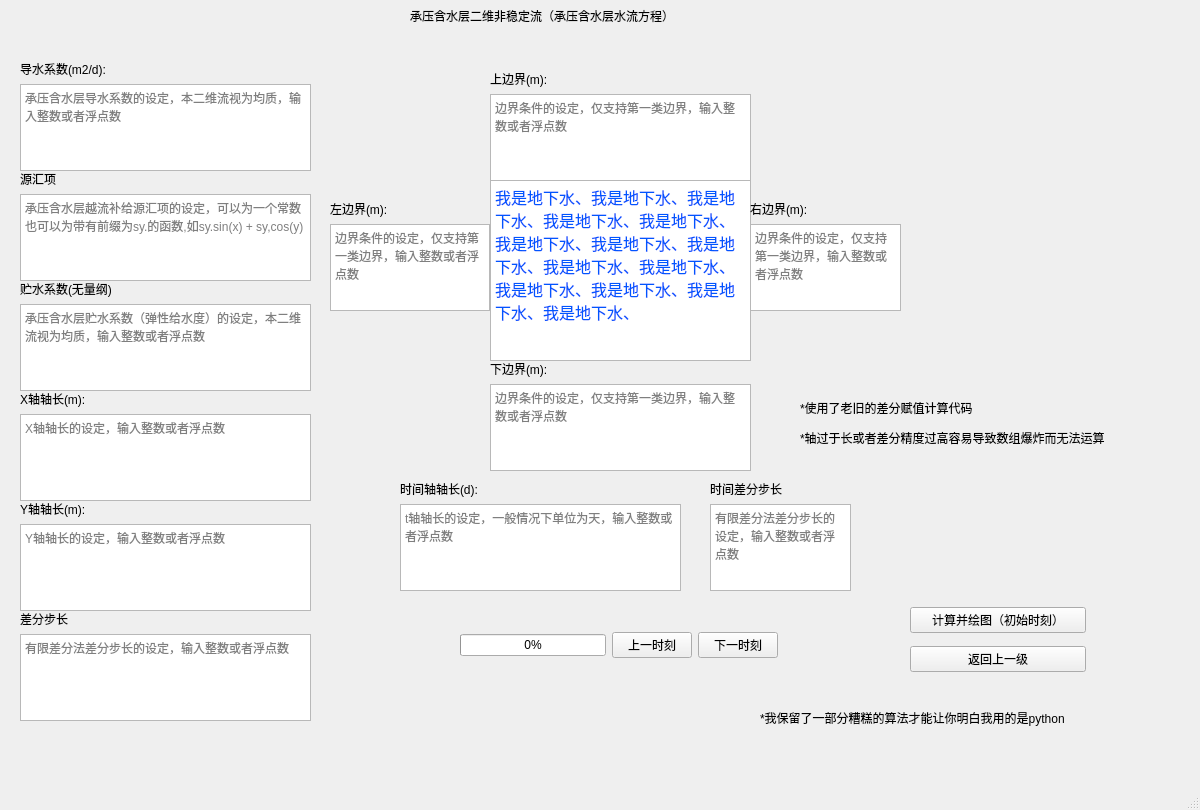
Old version of the form ui/ttdcausf.ui in the repository Yulei-3005240023/FDM_groundwater.
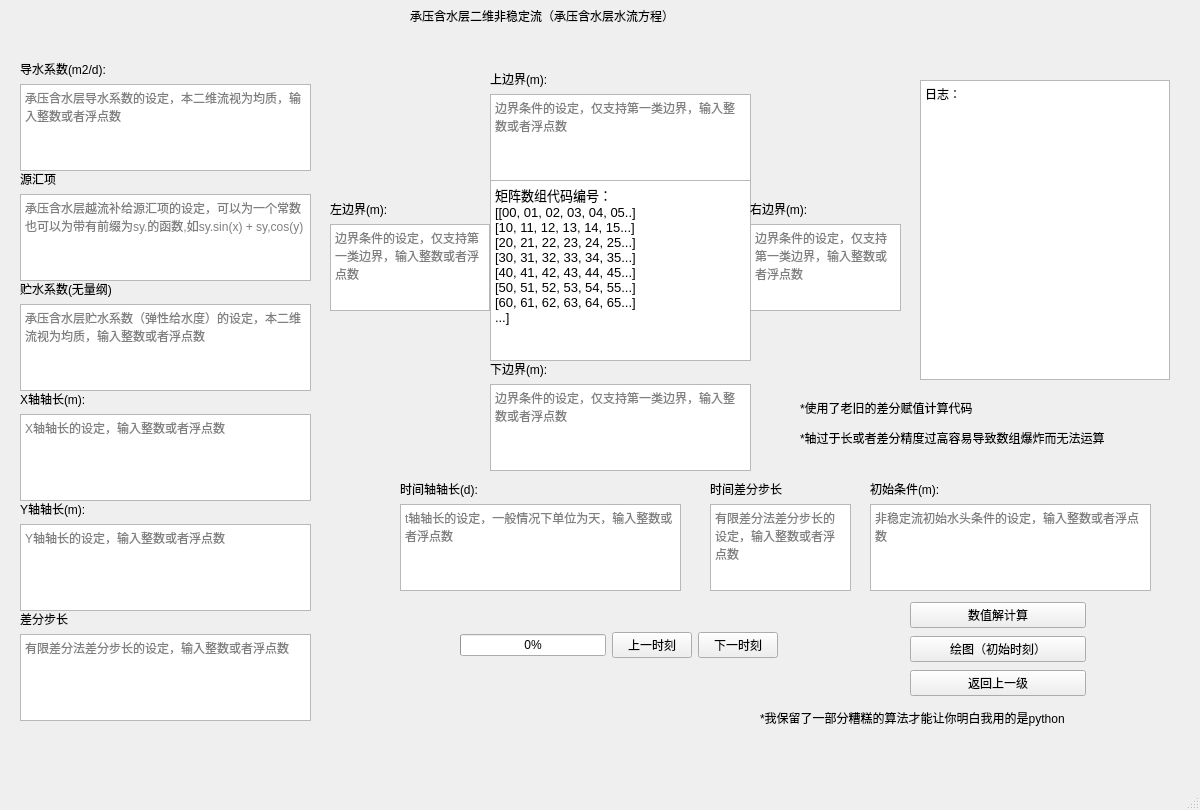
New version of the form.

```diff
--- a/ui/ttdcausf.ui
+++ b/ui/ttdcausf.ui
@@ -85,7 +85,7 @@
       <x>490</x>
       <y>70</y>
       <width>261</width>
-      <height>111</height>
+      <height>205</height>
      </rect>
     </property>
     <layout class="QVBoxLayout" name="verticalLayout_3">
@@ -103,9 +103,20 @@
        </property>
       </widget>
      </item>
+     <item>
+      <widget class="QTextBrowser" name="textBrowser_2">
+       <property name="html">
+        <string>&lt;!DOCTYPE HTML PUBLIC &quot;-//W3C//DTD HTML 4.0//EN&quot; &quot;http://www.w3.org/TR/REC-html40/strict.dtd&quot;&gt;
+&lt;html&gt;&lt;head&gt;&lt;meta name=&quot;qrichtext&quot; content=&quot;1&quot; /&gt;&lt;style type=&quot;text/css&quot;&gt;
+p, li { white-space: pre-wrap; }
+&lt;/style&gt;&lt;/head&gt;&lt;body style=&quot; font-family:'SimSun'; font-size:9pt; font-weight:400; font-style:normal;&quot;&gt;
+&lt;p style=&quot; margin-top:0px; margin-bottom:0px; margin-left:0px; margin-right:0px; -qt-block-indent:0; text-indent:0px;&quot;&gt;日志：&lt;/p&gt;&lt;/body&gt;&lt;/html&gt;</string>
+       </property>
+      </widget>
+     </item>
     </layout>
    </widget>
-   <widget class="QTextBrowser" name="textBrowser">
+   <widget class="QTextBrowser" name="textBrowser_1">
     <property name="geometry">
      <rect>
       <x>490</x>
@@ -119,7 +130,15 @@
 &lt;html&gt;&lt;head&gt;&lt;meta name=&quot;qrichtext&quot; content=&quot;1&quot; /&gt;&lt;style type=&quot;text/css&quot;&gt;
 p, li { white-space: pre-wrap; }
 &lt;/style&gt;&lt;/head&gt;&lt;body style=&quot; font-family:'SimSun'; font-size:9pt; font-weight:400; font-style:normal;&quot;&gt;
-&lt;p style=&quot; margin-top:0px; margin-bottom:0px; margin-left:0px; margin-right:0px; -qt-block-indent:0; text-indent:0px;&quot;&gt;&lt;span style=&quot; font-size:12pt; color:#0055ff;&quot;&gt;我是地下水、我是地下水、我是地下水、我是地下水、我是地下水、我是地下水、我是地下水、我是地下水、我是地下水、我是地下水、我是地下水、我是地下水、我是地下水、我是地下水、&lt;/span&gt;&lt;/p&gt;&lt;/body&gt;&lt;/html&gt;</string>
+&lt;p style=&quot; margin-top:0px; margin-bottom:0px; margin-left:0px; margin-right:0px; -qt-block-indent:0; text-indent:0px;&quot;&gt;&lt;span style=&quot; font-size:10pt;&quot;&gt;矩阵数组代码编号：&lt;/span&gt;&lt;/p&gt;
+&lt;p style=&quot; margin-top:0px; margin-bottom:0px; margin-left:0px; margin-right:0px; -qt-block-indent:0; text-indent:0px;&quot;&gt;&lt;span style=&quot; font-size:10pt;&quot;&gt;[[00, 01, 02, 03, 04, 05..]&lt;/span&gt;&lt;/p&gt;
+&lt;p style=&quot; margin-top:0px; margin-bottom:0px; margin-left:0px; margin-right:0px; -qt-block-indent:0; text-indent:0px;&quot;&gt;&lt;span style=&quot; font-size:10pt;&quot;&gt;[10, 11, 12, 13, 14, 15...]&lt;/span&gt;&lt;/p&gt;
+&lt;p style=&quot; margin-top:0px; margin-bottom:0px; margin-left:0px; margin-right:0px; -qt-block-indent:0; text-indent:0px;&quot;&gt;&lt;span style=&quot; font-size:10pt;&quot;&gt;[20, 21, 22, 23, 24, 25...]&lt;/span&gt;&lt;/p&gt;
+&lt;p style=&quot; margin-top:0px; margin-bottom:0px; margin-left:0px; margin-right:0px; -qt-block-indent:0; text-indent:0px;&quot;&gt;&lt;span style=&quot; font-size:10pt;&quot;&gt;[30, 31, 32, 33, 34, 35...]&lt;/span&gt;&lt;/p&gt;
+&lt;p style=&quot; margin-top:0px; margin-bottom:0px; margin-left:0px; margin-right:0px; -qt-block-indent:0; text-indent:0px;&quot;&gt;&lt;span style=&quot; font-size:10pt;&quot;&gt;[40, 41, 42, 43, 44, 45...]&lt;/span&gt;&lt;/p&gt;
+&lt;p style=&quot; margin-top:0px; margin-bottom:0px; margin-left:0px; margin-right:0px; -qt-block-indent:0; text-indent:0px;&quot;&gt;&lt;span style=&quot; font-size:10pt;&quot;&gt;[50, 51, 52, 53, 54, 55...]&lt;/span&gt;&lt;/p&gt;
+&lt;p style=&quot; margin-top:0px; margin-bottom:0px; margin-left:0px; margin-right:0px; -qt-block-indent:0; text-indent:0px;&quot;&gt;&lt;span style=&quot; font-size:10pt;&quot;&gt;[60, 61, 62, 63, 64, 65...]&lt;/span&gt;&lt;/p&gt;
+&lt;p style=&quot; margin-top:0px; margin-bottom:0px; margin-left:0px; margin-right:0px; -qt-block-indent:0; text-indent:0px;&quot;&gt;&lt;span style=&quot; font-size:10pt;&quot;&gt;...]&lt;/span&gt;&lt;/p&gt;&lt;/body&gt;&lt;/html&gt;</string>
     </property>
    </widget>
    <widget class="QWidget" name="verticalLayoutWidget_6">
@@ -352,14 +371,21 @@
       <x>910</x>
       <y>600</y>
       <width>176</width>
-      <height>80</height>
+      <height>100</height>
      </rect>
     </property>
     <layout class="QVBoxLayout" name="verticalLayout_11">
+     <item>
+      <widget class="QPushButton" name="solve">
+       <property name="text">
+        <string>数值解计算</string>
+       </property>
+      </widget>
+     </item>
      <item>
       <widget class="QPushButton" name="draw">
        <property name="text">
-        <string>计算并绘图（初始时刻）</string>
+        <string>绘图（初始时刻）</string>
        </property>
       </widget>
      </item>
@@ -463,6 +489,49 @@
      <string>*我保留了一部分糟糕的算法才能让你明白我用的是python</string>
     </property>
    </widget>
+   <widget class="QWidget" name="verticalLayoutWidget_14">
+    <property name="geometry">
+     <rect>
+      <x>870</x>
+      <y>480</y>
+      <width>281</width>
+      <height>111</height>
+     </rect>
+    </property>
+    <layout class="QVBoxLayout" name="verticalLayout_14">
+     <item>
+      <widget class="QLabel" name="label_17">
+       <property name="text">
+        <string>初始条件(m):</string>
+       </property>
+      </widget>
+     </item>
+     <item>
+      <widget class="QTextEdit" name="initial_condition">
+       <property name="placeholderText">
+        <string>非稳定流初始水头条件的设定，输入整数或者浮点数</string>
+       </property>
+      </widget>
+     </item>
+    </layout>
+   </widget>
+   <widget class="QTextBrowser" name="textBrowser">
+    <property name="geometry">
+     <rect>
+      <x>920</x>
+      <y>80</y>
+      <width>250</width>
+      <height>300</height>
+     </rect>
+    </property>
+    <property name="html">
+     <string>&lt;!DOCTYPE HTML PUBLIC &quot;-//W3C//DTD HTML 4.0//EN&quot; &quot;http://www.w3.org/TR/REC-html40/strict.dtd&quot;&gt;
+&lt;html&gt;&lt;head&gt;&lt;meta name=&quot;qrichtext&quot; content=&quot;1&quot; /&gt;&lt;style type=&quot;text/css&quot;&gt;
+p, li { white-space: pre-wrap; }
+&lt;/style&gt;&lt;/head&gt;&lt;body style=&quot; font-family:'SimSun'; font-size:9pt; font-weight:400; font-style:normal;&quot;&gt;
+&lt;p style=&quot; margin-top:0px; margin-bottom:0px; margin-left:0px; margin-right:0px; -qt-block-indent:0; text-indent:0px;&quot;&gt;日志：&lt;/p&gt;&lt;/body&gt;&lt;/html&gt;</string>
+    </property>
+   </widget>
   </widget>
   <widget class="QMenuBar" name="menubar">
    <property name="geometry">
```
